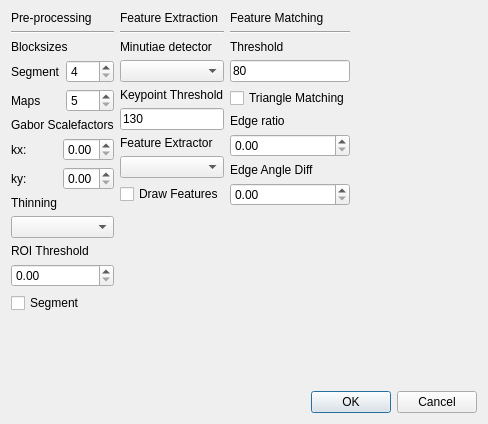
Qt form Proyecto-Final/configdialog.ui (nlandau91/Proyecto-Final) before a commit.
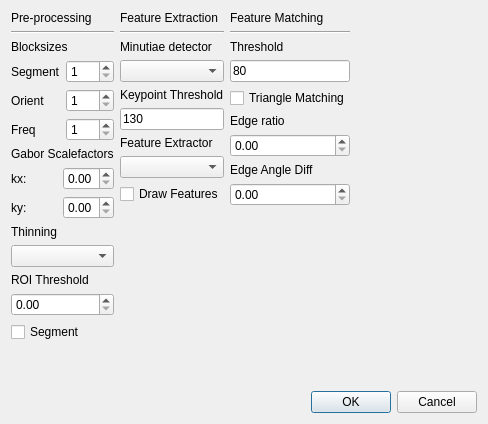
The same form after that commit.

Commit message: Bloques separados freq y orient. Agregado flag average, agregar a ui, agregar default.ini. Ahora si pre esta barbaro, ver matching

Patch:
```diff
--- a/Proyecto-Final/configdialog.ui
+++ b/Proyecto-Final/configdialog.ui
@@ -61,7 +61,7 @@
          <item>
           <widget class="QSpinBox" name="spinBox_segm">
            <property name="minimum">
-            <number>4</number>
+            <number>1</number>
            </property>
            <property name="maximum">
             <number>128</number>
@@ -75,14 +75,35 @@
          <item>
           <widget class="QLabel" name="label_18">
            <property name="text">
-            <string>Maps</string>
+            <string>Orient</string>
            </property>
           </widget>
          </item>
          <item>
           <widget class="QSpinBox" name="spinBox_maps">
            <property name="minimum">
-            <number>5</number>
+            <number>1</number>
+           </property>
+           <property name="maximum">
+            <number>128</number>
+           </property>
+          </widget>
+         </item>
+        </layout>
+       </item>
+       <item>
+        <layout class="QHBoxLayout" name="horizontalLayout_6">
+         <item>
+          <widget class="QLabel" name="label_16">
+           <property name="text">
+            <string>Freq</string>
+           </property>
+          </widget>
+         </item>
+         <item>
+          <widget class="QSpinBox" name="spinBox_freq">
+           <property name="minimum">
+            <number>1</number>
            </property>
            <property name="maximum">
             <number>128</number>
```
Left out of the diff: 2 changed lines with no effect on the pictures. The commit also changes 3 other files.
